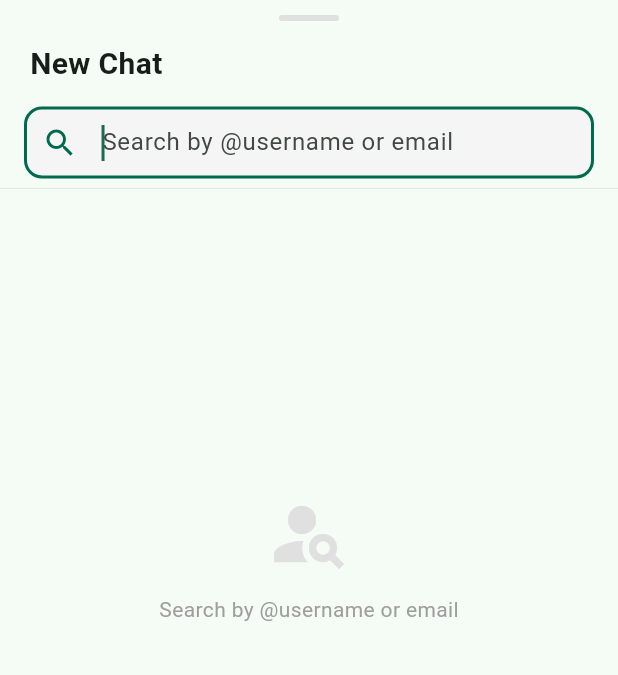
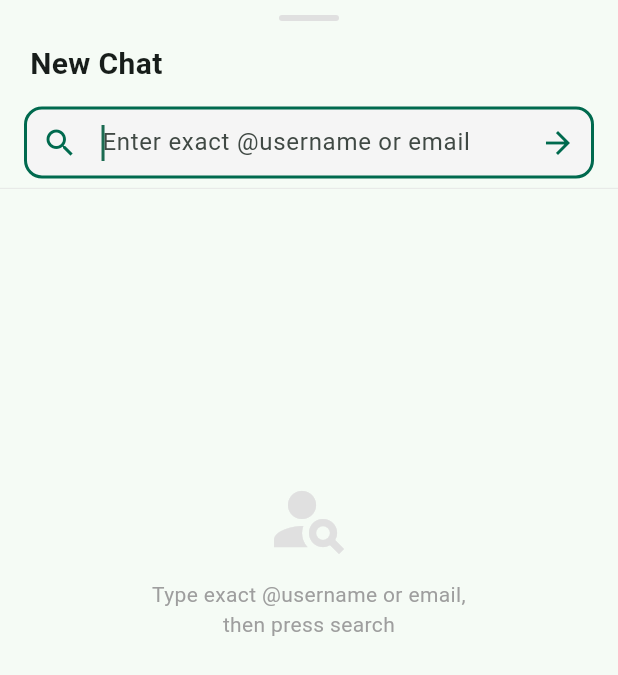
Before and after one commit to imthirutj/whatsapp-clone, a Flutter app: the _ContactPickerSheet widget shown alone on an empty page, opened directly with empty values, on a phone screen of 412 x 824 dp. Shown: the top 675 px of the screen. Run offline on Flutter 3.47's test engine with Material 3 defaults, Android fonts, the phone set to English and light mode, and no system bars; our stand-ins replace flutter_secure_storage, socket_io_client; accounts and stored records are empty; network calls fail.

Commit message:
Search contacts by exact username/email only, trigger on submit

```diff
--- a/flutter_app/lib/screens/chats/chats_screen.dart
+++ b/flutter_app/lib/screens/chats/chats_screen.dart
@@ -291,8 +291,12 @@ class _ContactPickerSheetState extends State<_ContactPickerSheet> {
                     controller: _searchController,
                     autofocus: true,
                     decoration: InputDecoration(
-                      hintText: 'Search by @username or email',
+                      hintText: 'Enter exact @username or email',
                       prefixIcon: const Icon(Icons.search, color: kPrimary),
+                      suffixIcon: IconButton(
+                        icon: const Icon(Icons.arrow_forward, color: kPrimary),
+                        onPressed: () => context.read<ChatProvider>().searchUsers(_query),
+                      ),
                       filled: true,
                       fillColor: Colors.grey.shade100,
                       border: OutlineInputBorder(
@@ -301,13 +305,9 @@ class _ContactPickerSheetState extends State<_ContactPickerSheet> {
                       ),
                       contentPadding: const EdgeInsets.symmetric(vertical: 0),
                     ),
-                    onChanged: (v) {
-                      setState(() => _query = v);
-                      _debounce?.cancel();
-                      _debounce = Timer(const Duration(milliseconds: 400), () {
-                        context.read<ChatProvider>().searchUsers(v);
-                      });
-                    },
+                    textInputAction: TextInputAction.search,
+                    onChanged: (v) => setState(() => _query = v),
+                    onSubmitted: (v) => context.read<ChatProvider>().searchUsers(v),
                   ),
                 ),
                 const Divider(height: 1),
@@ -323,7 +323,8 @@ class _ContactPickerSheetState extends State<_ContactPickerSheet> {
                                   Icon(Icons.person_search,
                                       size: 56, color: Colors.grey.shade300),
                                   const SizedBox(height: 12),
-                                  Text('Search by @username or email',
+                                  Text('Type exact @username or email,\nthen press search',
+                                      textAlign: TextAlign.center,
                                       style: TextStyle(
                                           color: Colors.grey.shade500, fontSize: 14)),
                                 ],
```
Also changed, not shown: 1 other file.
